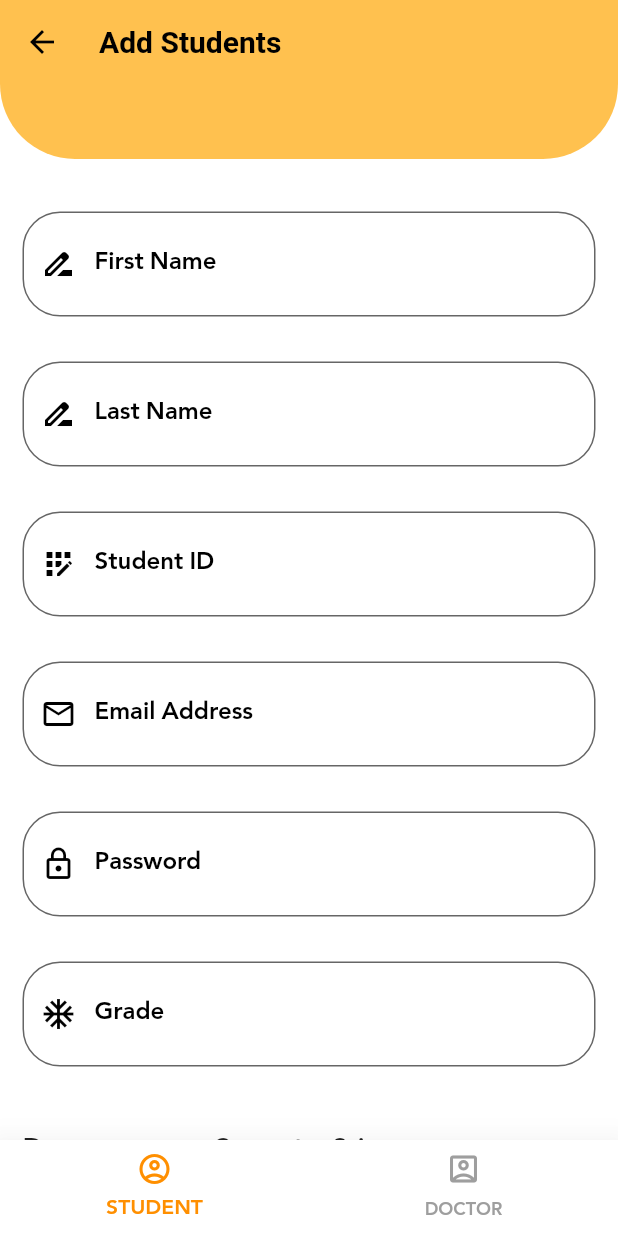
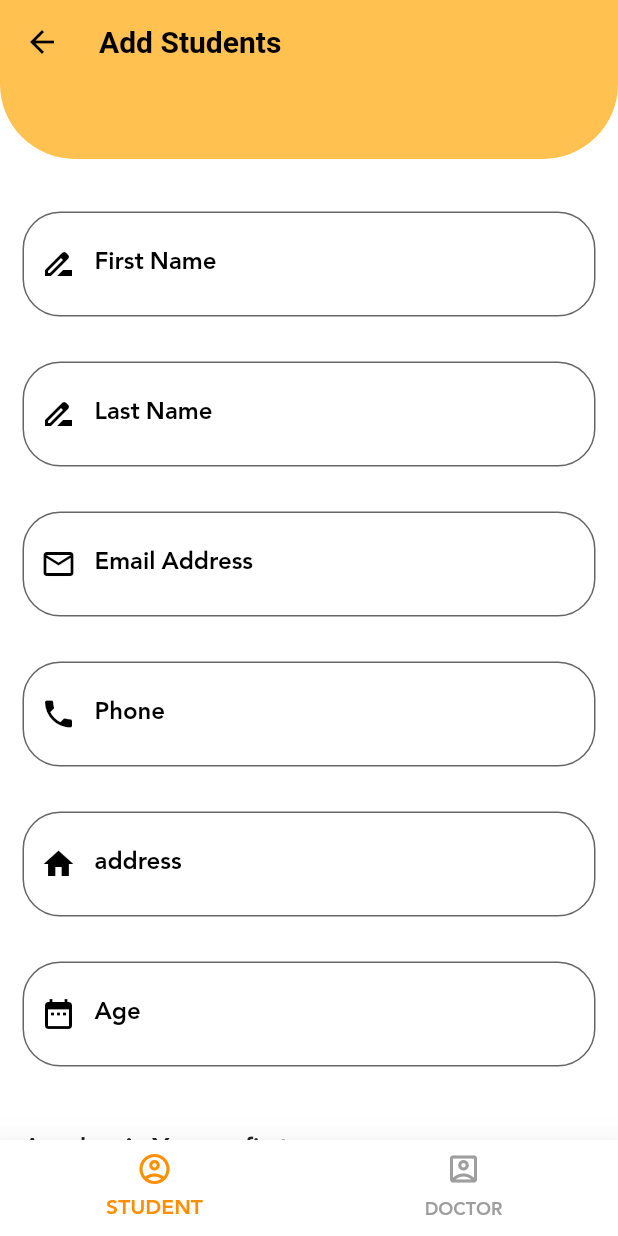
Before and after one commit to mohamedibrahimelsayed/mohamed, a Flutter app: the AdminHomeScreen screen opened directly, on a phone screen of 412 x 824 dp. Run offline on Flutter 3.47's test engine with Material 2 defaults, Android fonts, the phone set to English and light mode, and no system bars; our stand-ins replace bloc, carousel_slider, conditional_builder, dio, flutter_bloc, fluttertoast and 6 more; accounts and stored records are empty; network calls fail.

Commit message:
mohamed_app

```diff
--- a/lib/modules/Student_Attendance/Admin_Home/Doctor.dart
+++ b/lib/modules/Student_Attendance/Admin_Home/Doctor.dart
@@ -11,7 +11,8 @@ class _DoctorScreenState extends State<DoctorScreen> {
   var emailController = TextEditingController();
   var Fname = TextEditingController();
   var Lname = TextEditingController();
-  var DR_id = TextEditingController();
+  var phone = TextEditingController();
+  var address = TextEditingController();
   var password = TextEditingController();
   // String _selectedGender = 'male';
   String dropdownvalue = 'Computer Science';
@@ -45,7 +46,7 @@ class _DoctorScreenState extends State<DoctorScreen> {
                 type: TextInputType.name,
                 validate: (String value) {
                   if (value.isEmpty) {
-                    return 'please enter your name';
+                    return 'please enter your first name';
                   }
                 },
                 label: 'First Name',
@@ -59,25 +60,11 @@ class _DoctorScreenState extends State<DoctorScreen> {
                 type: TextInputType.name,
                 validate: (String value) {
                   if (value.isEmpty) {
-                    return 'please enter your name';
+                    return 'please enter your list name';
                   }
                 },
                 label: 'Last Name',
                 prefix: Icons.drive_file_rename_outline,
-              ),
-            ),
-            Padding(
-              padding: const EdgeInsets.all(15),
-              child: defaultFormField(
-                controller: DR_id,
-                type: TextInputType.number,
-                validate: (String value) {
-                  if (value.isEmpty) {
-                    return 'please enter your ID';
-                  }
-                },
-                label: 'Doctor ID',
-                prefix: Icons.app_registration,
               ),
             ),
             Padding(
@@ -108,39 +95,33 @@ class _DoctorScreenState extends State<DoctorScreen> {
                 prefix: Icons.lock_outline,
               ),
             ),
+
             Padding(
-              padding: const EdgeInsets.all(15.0),
-              child: Row(
-                children: [
-                  Text('Department :',
-                    style:
-                    TextStyle(
-                      fontWeight:FontWeight.bold,
-                      fontSize: 18,
-                    ),
-                  ),
-                  SizedBox(width: 15,),
-                  Column(
-                    children: [
-                      DropdownButton(
-                        value: dropdownvalue,
-                        icon: Icon(Icons.keyboard_arrow_down),
-                        items:items.map((String items) {
-                          return DropdownMenuItem(
-                              value: items,
-                              child: Text(items)
-                          );
-                        }
-                        ).toList(),
-                        onChanged: (String newValue){
-                          setState(() {
-                            dropdownvalue = newValue;
-                          });
-                        },
-                      ),
-                    ],
-                  ),
-                ],
+              padding: const EdgeInsets.all(15),
+              child: defaultFormField(
+                controller: address,
+                type: TextInputType.visiblePassword,
+                validate: (String value) {
+                  if (value.isEmpty) {
+                    return 'please enter your address';
+                  }
+                },
+                label: 'address',
+                prefix: Icons.home,
+              ),
+            ),
+            Padding(
+              padding: const EdgeInsets.all(15),
+              child: defaultFormField(
+                controller: phone,
+                type: TextInputType.number,
+                validate: (String value) {
+                  if (value.isEmpty) {
+                    return 'please enter your phone';
+                  }
+                },
+                label: 'phone',
+                prefix: Icons.phone,
               ),
             ),
             Padding(
--- a/lib/modules/Student_Attendance/Admin_Home/Student.dart
+++ b/lib/modules/Student_Attendance/Admin_Home/Student.dart
@@ -11,12 +11,12 @@ class _StudentScreenState extends State<StudentScreen> {
   var emailController = TextEditingController();
   var Fname = TextEditingController();
   var Lname = TextEditingController();
-  var ST_id = TextEditingController();
-  var Password = TextEditingController();
+  var phone = TextEditingController();
+  var address = TextEditingController();
   var year = TextEditingController();
   // String _selectedGender = 'male';
-  String dropdownvalue = 'Computer Science';
-  var items =  ['Computer Science','Engineering','Media','Business Administration',];
+  String dropdownvalue = 'first year';
+  var items =  ['first year','Second Year','third year','Fourth year',];
   String dropdownvalues = 'Male';
   var item =  ['Male','Female',];
 
@@ -54,7 +54,7 @@ class _StudentScreenState extends State<StudentScreen> {
                 type: TextInputType.name,
                 validate: (String value) {
                   if (value.isEmpty) {
-                    return 'please enter your name';
+                    return 'please enter your first name';
                   }
                 },
                 label: 'First Name',
@@ -68,25 +68,11 @@ class _StudentScreenState extends State<StudentScreen> {
                 type: TextInputType.name,
                 validate: (String value) {
                   if (value.isEmpty) {
-                    return 'please enter your name';
+                    return 'please enter your list name';
                   }
                 },
                 label: 'Last Name',
                 prefix: Icons.drive_file_rename_outline,
-              ),
-            ),
-            Padding(
-              padding: const EdgeInsets.all(15),
-              child: defaultFormField(
-                controller: ST_id,
-                type: TextInputType.number,
-                validate: (String value) {
-                  if (value.isEmpty) {
-                    return 'please enter your ID';
-                  }
-                },
-                label: 'Student ID',
-                prefix: Icons.app_registration,
               ),
             ),
             Padding(
@@ -106,15 +92,29 @@ class _StudentScreenState extends State<StudentScreen> {
             Padding(
               padding: const EdgeInsets.all(15),
               child: defaultFormField(
-                controller: Password,
+                controller: phone,
+                type: TextInputType.number,
+                validate: (String value) {
+                  if (value.isEmpty) {
+                    return 'please enter your phone';
+                  }
+                },
+                label: 'Phone',
+                prefix: Icons.phone,
+              ),
+            ),
+            Padding(
+              padding: const EdgeInsets.all(15),
+              child: defaultFormField(
+                controller: address,
                 type: TextInputType.visiblePassword,
                 validate: (String value) {
                   if (value.isEmpty) {
-                    return 'please enter your password';
+                    return 'please enter your address';
                   }
                 },
-                label: 'Password',
-                prefix: Icons.lock_outline,
+                label: 'address',
+                prefix: Icons.home,
               ),
             ),
             Padding(
@@ -124,23 +124,23 @@ class _StudentScreenState extends State<StudentScreen> {
                 type: TextInputType.number,
                 validate: (String value) {
                   if (value.isEmpty) {
-                    return 'please enter your year';
+                    return 'please enter your Age';
                   }
                 },
-                label: 'Grade',
-                prefix: Icons.ac_unit,
+                label: 'Age',
+                prefix: Icons.date_range,
               ),
             ),
             Padding(
               padding: const EdgeInsets.all(15.0),
               child: Row(
                 children: [
-                  Text('Department :',
-                  style:
-                  TextStyle(
-                    fontWeight:FontWeight.bold,
-                    fontSize: 18,
-                  ),
+                  Text('Academic Year :',
+                    style:
+                    TextStyle(
+                      fontWeight:FontWeight.bold,
+                      fontSize: 18,
+                    ),
                   ),
                   SizedBox(width: 15,),
                   Column(
@@ -177,12 +177,13 @@ class _StudentScreenState extends State<StudentScreen> {
                       fontSize: 18,
                     ),
                   ),
-                  SizedBox(width: 15,),
+                  SizedBox(width: 20,),
                   Column(
                     children: [
                       DropdownButton(
                         value: dropdownvalues,
-                        icon: Icon(Icons.keyboard_arrow_down),
+                        icon: Icon(
+                            Icons.keyboard_arrow_down),
                         items:item.map((String items) {
                           return DropdownMenuItem(
                               value: items,
```
